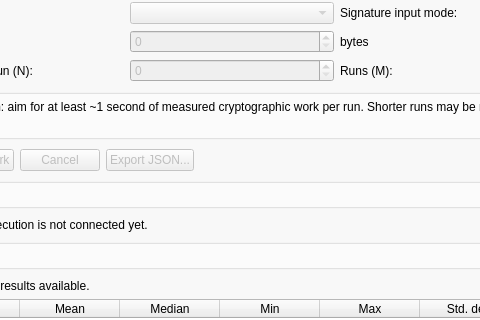
drbilbobaggins/CryptoBenchmark, file src/gui/MainWindow.ui: the form before one commit; both pictures show x 113 to 593 and y 168 to 488 of the 900 by 688 pixel window.
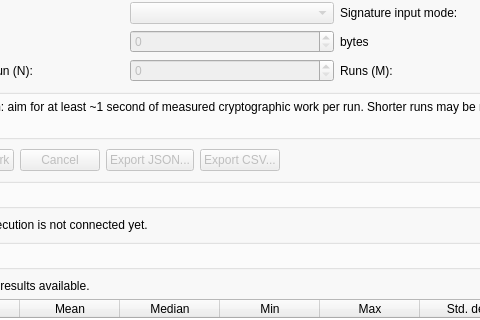
The form after the commit.

Commit message: M21.2 Integrate Single and Batch CSV GUI export

Diff of the .ui file:
```diff
--- a/src/gui/MainWindow.ui
+++ b/src/gui/MainWindow.ui
@@ -238,6 +238,16 @@
           </property>
          </widget>
         </item>
+        <item>
+         <widget class="QPushButton" name="exportCsvButton">
+          <property name="enabled">
+           <bool>false</bool>
+          </property>
+          <property name="text">
+           <string>Export CSV...</string>
+          </property>
+         </widget>
+        </item>
        <item>
         <spacer name="actionsSpacer">
          <property name="orientation">
```
Left out of the diff: 1 changed line with no effect on the pictures. The commit also changes 3 other files.
